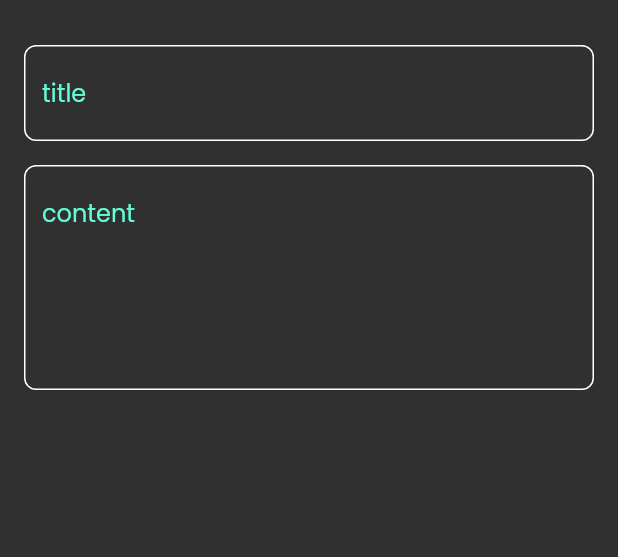
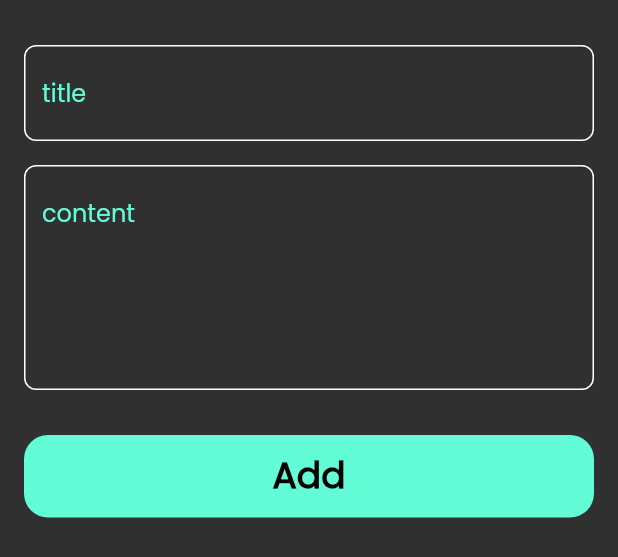
Before and after one commit to AhmedAlbay/Note_App, a Flutter app: the AddNoteBottomSheet widget shown alone on an empty page, opened directly, on a phone screen of 412 x 824 dp. Shown: the top 557 px of the screen. Run offline on Flutter 3.47's test engine with Material 2 defaults, Android fonts, the phone set to English and light mode, and no system bars; our stand-ins replace font_awesome_flutter.

Commit message:
Custom Button

```diff
--- a/lib/widgets/add_note_bottom_sheet.dart
+++ b/lib/widgets/add_note_bottom_sheet.dart
@@ -1,4 +1,5 @@
 import 'package:flutter/material.dart';
+import 'package:note_app/widgets/custom_button.dart';
 import 'package:note_app/widgets/custom_text_fied.dart';
 
 class AddNoteBottomSheet extends StatelessWidget {
@@ -8,6 +9,7 @@ class AddNoteBottomSheet extends StatelessWidget {
   Widget build(BuildContext context) {
     return const Padding(
       padding: EdgeInsets.symmetric(horizontal: 16.0),
+      child: SingleChildScrollView(
         child: Column(
           children: [
             SizedBox(
@@ -22,8 +24,16 @@ class AddNoteBottomSheet extends StatelessWidget {
             CustomTextField(
               hint: 'content',
               maxlines: 5,
-          )
+            ),
+            SizedBox(
+              height: 30,
+            ),
+            CustomButton(),
+            SizedBox(
+              height: 16,
+            ),
           ],
+        ),
       ),
     );
   }
--- /dev/null
+++ b/lib/widgets/custom_button.dart
@@ -0,0 +1,23 @@
+import 'package:flutter/material.dart';
+import 'package:note_app/const.dart';
+
+class CustomButton extends StatelessWidget {
+  const CustomButton({super.key});
+
+  @override
+  Widget build(BuildContext context) {
+    return Container(
+      width: MediaQuery.of(context).size.width,
+      height: 55,
+      decoration: BoxDecoration(
+          borderRadius: BorderRadius.circular(16), color: KPrimaryColor),
+      child: const Center(
+        child: Text(
+          'Add',
+          style: TextStyle(
+              color: Colors.black, fontSize: 24, fontWeight: FontWeight.bold),
+        ),
+      ),
+    );
+  }
+}
```
Lines whose indentation alone changed are shown as unchanged.
